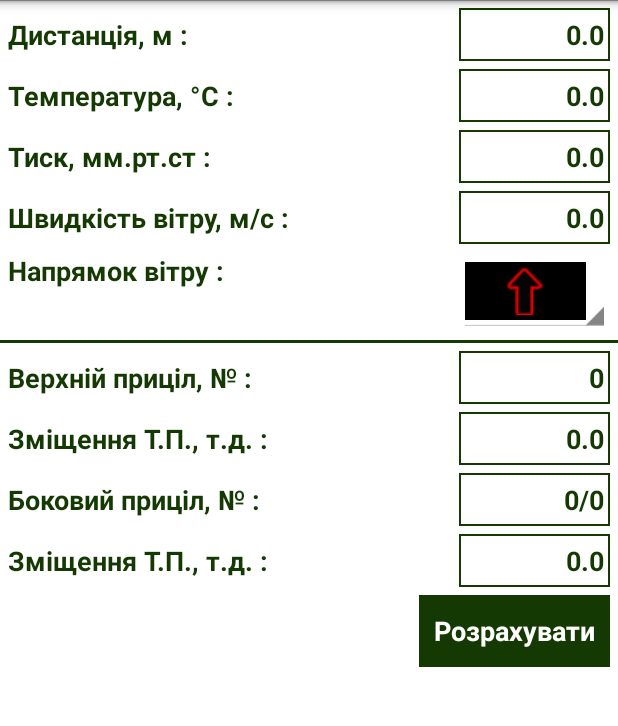
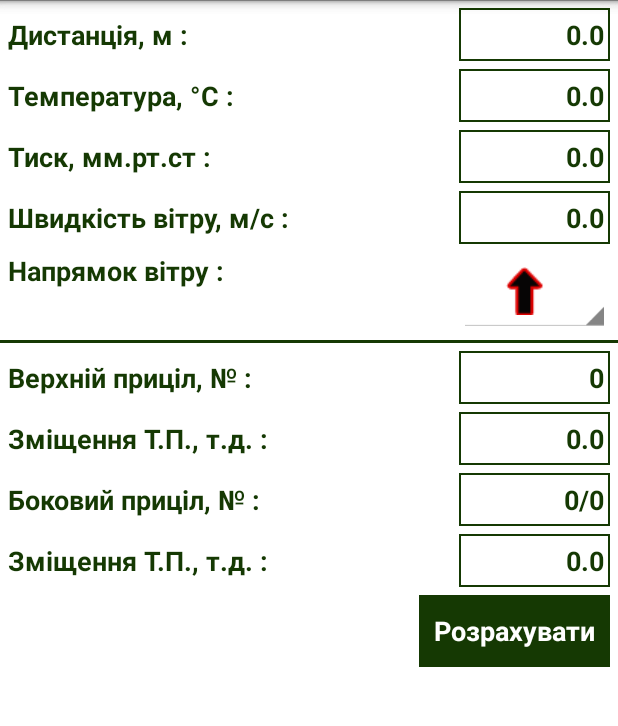
Before and after one commit to mykola-kurylets/BC2017, an Android app: the screen it shows after launch (MainActivity), on a phone screen of 412 x 824 dp, the part 72-798 px from its top. Run offline under Robolectric (Android 15) with nearby library versions, the phone set to English and light mode, and no system bars; 3 statements that could not run were skipped.

Commit message:
Редагування стилю для запобігання падіння

```diff
--- a/app/src/main/res/layout/spinner_item.xml
+++ b/app/src/main/res/layout/spinner_item.xml
@@ -1,7 +1,7 @@
 <?xml version="1.0" encoding="utf-8"?>
 <LinearLayout xmlns:android="http://schemas.android.com/apk/res/android"
     android:orientation="vertical"
-    android:background="@color/black"
+
     android:layout_width="match_parent"
     android:layout_height="wrap_content">
 
--- a/app/src/main/res/values/attrs.xml
+++ b/app/src/main/res/values/attrs.xml
@@ -4,6 +4,7 @@
     <attr name="calculatorTextStyle" format="reference"/>
     <attr name="calculatorTextOutValueStyle" format="reference"/>
     <attr name="calculatorEditTextStyle" format="reference"/>
+    <!--<attr name="spinItemStyle" format="reference"/>-->
     <attr name="calculatorButtonStyle" format="reference"/>
     <attr name="calculatorDividerStyle" format="reference"/>
 </resources>
--- a/app/src/main/res/values/theme.xml
+++ b/app/src/main/res/values/theme.xml
@@ -11,6 +11,7 @@
         <item name="calculatorTextStyle">@style/DayModeTextView</item>
         <item name="calculatorTextOutValueStyle">@style/DayModeTextViewOutValue</item>
         <item name="calculatorEditTextStyle">@style/DayModeEditText</item>
+        <!--<item name="spinItemStyle">@style/SpinnerItemDay</item>-->
         <item name="calculatorButtonStyle">@style/DayModeButton</item>
         <item name="calculatorDividerStyle">@style/DayModeDivider</item>
         <item name="calculatorGeneralStyle">@style/DayModeBackground</item>
@@ -37,6 +38,7 @@
         <item name="calculatorTextStyle">@style/NightModeTextView</item>
         <item name="calculatorTextOutValueStyle">@style/NightModeTextViewOutValue</item>
         <item name="calculatorEditTextStyle">@style/NightModeEditText</item>
+        <!--<item name="SpinnerItemStyle">@style/SpinnerItemNight</item>-->
         <item name="calculatorButtonStyle">@style/NightModeButton</item>
         <item name="calculatorDividerStyle">@style/NightModeDivider</item>
         <item name="calculatorGeneralStyle">@style/NightModeBackground</item>
```
Also changed, not shown: app/src/main/res/values/styles.xml (+6 -6 lines).
